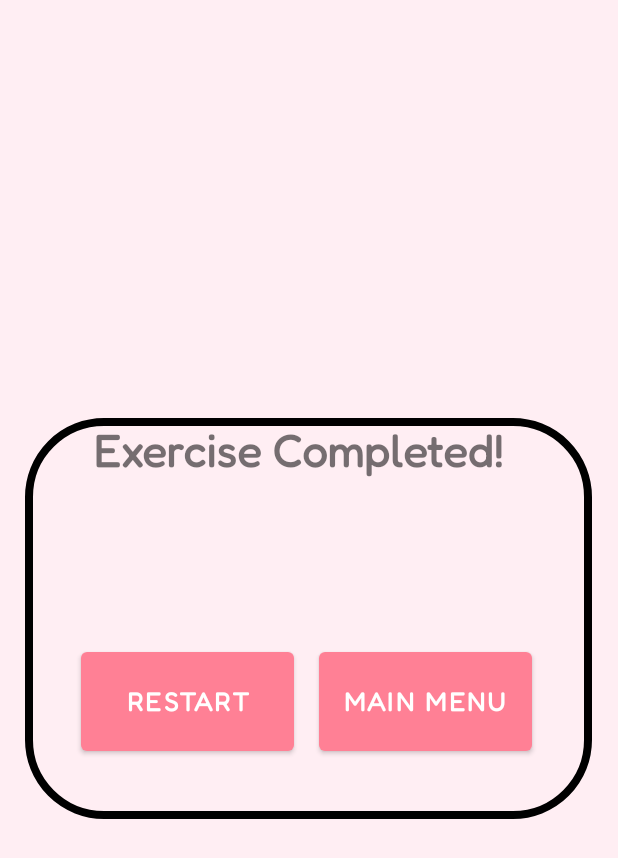
After one commit to clarine24/SEGP_G11B, an Android app: the BT_end_prompt screen opened directly, with no data from a screen before it, on a phone screen of 412 x 824 dp. The commit adds this screen. Shown: the top 858 px of the screen. Run offline under Robolectric (Android 15) with nearby library versions, the phone set to English and light mode, and no system bars.

Commit message:
add new page for end prompt of breathing technique

```diff
--- a/app/src/main/AndroidManifest.xml
+++ b/app/src/main/AndroidManifest.xml
@@ -10,7 +10,7 @@
         android:supportsRtl="true"
         android:theme="@style/Theme.Rewire">
         <activity
-            android:name=".BT_prompt"
+            android:name=".BT_start_prompt"
             android:exported="true"
             android:launchMode="singleTask" />
         <activity
@@ -34,6 +34,10 @@
             android:exported="true"
             android:launchMode="singleTask"/>
         <activity
+            android:name=".BT_end_prompt"
+            android:exported="true"
+            android:launchMode="singleTask"/>
+        <activity
             android:name=".MainActivity"
             android:exported="true"
             android:launchMode="singleInstance">
--- /dev/null
+++ b/app/src/main/java/com/example/rewire/BT_end_prompt.java
@@ -0,0 +1,14 @@
+package com.example.rewire;
+
+import androidx.appcompat.app.AppCompatActivity;
+
+import android.os.Bundle;
+
+public class BT_end_prompt extends AppCompatActivity {
+
+    @Override
+    protected void onCreate(Bundle savedInstanceState) {
+        super.onCreate(savedInstanceState);
+        setContentView(R.layout.activity_breathing_technique_end_prompt);
+    }
+}
--- a/app/src/main/java/com/example/rewire/BT_prompt.java
+++ b/app/src/main/java/com/example/rewire/BT_start_prompt.java
@@ -8,7 +8,7 @@ import android.widget.TextView;
 
 import androidx.appcompat.app.AppCompatActivity;
 
-public class BT_prompt extends AppCompatActivity {
+public class BT_start_prompt extends AppCompatActivity {
 
     SeekBar bt_input_seekBar;
     TextView bt_numberOfRoundsInput;
@@ -16,7 +16,7 @@ public class BT_prompt extends AppCompatActivity {
     @Override
     protected void onCreate(Bundle savedInstanceState) {
         super.onCreate(savedInstanceState);
-        setContentView(R.layout.activity_breathing_technique_prompt);
+        setContentView(R.layout.activity_breathing_technique_start_prompt);
 
         Header header = findViewById(R.id.header);
         header.initHeader();
--- a/app/src/main/java/com/example/rewire/MainActivity.java
+++ b/app/src/main/java/com/example/rewire/MainActivity.java
@@ -27,7 +27,7 @@ public class MainActivity extends AppCompatActivity {
         });
 
         breathing_btn.setOnClickListener(v -> {
-            Intent intent = new Intent(MainActivity.this, BT_prompt.class);
+            Intent intent = new Intent(MainActivity.this, BT_start_prompt.class);
             startActivity(intent);
         });
     }
--- /dev/null
+++ b/app/src/main/res/layout/activity_breathing_technique_end_prompt.xml
@@ -0,0 +1,147 @@
+<?xml version="1.0" encoding="utf-8"?>
+<androidx.constraintlayout.widget.ConstraintLayout xmlns:android="http://schemas.android.com/apk/res/android"
+    xmlns:app="http://schemas.android.com/apk/res-auto"
+    xmlns:tools="http://schemas.android.com/tools"
+    android:layout_width="match_parent"
+    android:layout_height="match_parent"
+    tools:context=".BT_end_prompt"
+    android:background="@color/light_pink">
+
+    <com.example.rewire.Header
+        android:id="@+id/header"
+        android:layout_width="match_parent"
+        android:layout_height="match_parent" />
+
+    <TextView
+        android:layout_width="378dp"
+        android:layout_height="267dp"
+        android:background="@drawable/bt_box"
+        app:layout_constraintBottom_toBottomOf="parent"
+        app:layout_constraintHorizontal_bias="0.484"
+        app:layout_constraintLeft_toLeftOf="parent"
+        app:layout_constraintRight_toRightOf="parent"
+        app:layout_constraintTop_toTopOf="parent" />
+
+    <!--
+    <ImageView
+        android:id="@+id/hbg_menu"
+        android:layout_width="48dp"
+        android:layout_height="48dp"
+        android:layout_marginTop="10dp"
+        android:layout_marginEnd="10dp"
+        android:clickable="true"
+        android:visibility="visible"
+        app:layout_constraintEnd_toEndOf="parent"
+        app:layout_constraintTop_toTopOf="parent"
+        app:srcCompat="@drawable/hbg_menu_icon" />
+
+    <ImageView
+        android:id="@+id/hbg_menu_close"
+        android:layout_width="48dp"
+        android:layout_height="48dp"
+        android:layout_marginTop="10dp"
+        android:layout_marginEnd="10dp"
+        android:clickable="true"
+        android:visibility="invisible"
+        app:layout_constraintEnd_toEndOf="parent"
+        app:layout_constraintTop_toTopOf="parent"
+        app:srcCompat="@drawable/close_icon" />
+
+    <ImageView
+        android:id="@+id/hbg_menu_info"
+        android:layout_width="48dp"
+        android:layout_height="48dp"
+        android:layout_marginTop="10dp"
+        android:layout_marginEnd="75dp"
+        android:clickable="true"
+        android:visibility="invisible"
+        app:layout_constraintEnd_toEndOf="parent"
+        app:layout_constraintTop_toTopOf="parent"
+        app:srcCompat="@drawable/info_icon" />
+
+    <ImageView
+        android:id="@+id/hbg_menu_doc"
+        android:layout_width="48dp"
+        android:layout_height="48dp"
+        android:layout_marginTop="10dp"
+        android:layout_marginEnd="140dp"
+        android:clickable="true"
+        android:visibility="invisible"
+        app:layout_constraintEnd_toEndOf="parent"
+        app:layout_constraintTop_toTopOf="parent"
+        app:srcCompat="@drawable/doc_icon" />
+
+    <ImageView
+        android:id="@+id/hbg_menu_vol"
+        android:layout_width="48dp"
+        android:layout_height="48dp"
+        android:layout_marginTop="10dp"
+        android:layout_marginEnd="205dp"
+        android:clickable="true"
+        android:visibility="invisible"
+        app:layout_constraintEnd_toEndOf="parent"
+        app:layout_constraintTop_toTopOf="parent"
+        app:srcCompat="@drawable/vol_icon" />
+
+    <ImageView
+        android:id="@+id/home_icon"
+        android:layout_width="48dp"
+        android:layout_height="48dp"
+        android:layout_marginTop="8dp"
+        android:layout_marginEnd="344dp"
+        android:clickable="true"
+        app:layout_constraintEnd_toEndOf="parent"
+        app:layout_constraintTop_toTopOf="parent"
+        app:srcCompat="@drawable/home_icon" />
+        -->
+
+    <TextView
+        android:id="@+id/textView2"
+        android:layout_width="290dp"
+        android:layout_height="73dp"
+        android:layout_marginStart="62dp"
+        android:layout_marginTop="282dp"
+        android:layout_marginEnd="62dp"
+        android:layout_marginBottom="349dp"
+        android:text="Exercise Completed!"
+        android:fontFamily="@font/fredoka"
+        android:textSize="30sp"
+        android:textStyle="bold"
+        app:layout_constraintBottom_toBottomOf="parent"
+        app:layout_constraintEnd_toEndOf="parent"
+        app:layout_constraintHorizontal_bias="0.0"
+        app:layout_constraintStart_toStartOf="parent"
+        app:layout_constraintTop_toTopOf="parent"
+        app:layout_constraintVertical_bias="0.0" />
+
+    <Button
+        android:id="@+id/go_main_menu"
+        android:layout_width="142dp"
+        android:layout_height="78dp"
+        android:text="Main Menu"
+        android:fontFamily="@font/fredoka"
+        android:textSize="17sp"
+        android:textStyle="bold"
+        app:layout_constraintBottom_toBottomOf="parent"
+        app:layout_constraintEnd_toEndOf="parent"
+        app:layout_constraintHorizontal_bias="0.788"
+        app:layout_constraintStart_toStartOf="parent"
+        app:layout_constraintTop_toTopOf="parent"
+        app:layout_constraintVertical_bias="0.575" />
+
+    <Button
+        android:id="@+id/stay_in_breathing_page"
+        android:layout_width="142dp"
+        android:layout_height="78dp"
+        android:text="Restart"
+        android:fontFamily="@font/fredoka"
+        android:textStyle="bold"
+        android:textSize="17sp"
+        app:layout_constraintBottom_toBottomOf="parent"
+        app:layout_constraintEnd_toEndOf="parent"
+        app:layout_constraintHorizontal_bias="0.2"
+        app:layout_constraintStart_toStartOf="parent"
+        app:layout_constraintTop_toTopOf="parent"
+        app:layout_constraintVertical_bias="0.575" />
+
+</androidx.constraintlayout.widget.ConstraintLayout>
--- a/app/src/main/res/layout/activity_breathing_technique_main.xml
+++ b/app/src/main/res/layout/activity_breathing_technique_main.xml
@@ -5,7 +5,8 @@
     android:id="@+id/menuButton"
     android:layout_width="match_parent"
     android:layout_height="match_parent"
-    tools:context=".BT_main">
+    tools:context=".BT_main"
+    android:background="@color/light_pink">
 
     <com.example.rewire.Header
         android:id="@+id/header"
@@ -18,6 +19,7 @@
         android:layout_height="wrap_content"
         android:layout_marginBottom="30dp"
         android:text="State"
+        android:fontFamily="@font/fredoka"
         android:textSize="60sp"
         app:layout_constraintBottom_toBottomOf="parent"
         app:layout_constraintEnd_toEndOf="parent"
@@ -44,6 +46,7 @@
         android:layout_height="wrap_content"
         android:layout_marginTop="80dp"
         android:text="Seconds"
+        android:fontFamily="@font/fredoka"
         android:textSize="30sp"
         app:layout_constraintBottom_toBottomOf="parent"
         app:layout_constraintEnd_toEndOf="parent"
--- a/app/src/main/res/layout/activity_breathing_technique_prompt.xml
+++ b/app/src/main/res/layout/activity_breathing_technique_start_prompt.xml
@@ -4,12 +4,15 @@
     xmlns:tools="http://schemas.android.com/tools"
     android:layout_width="match_parent"
     android:layout_height="match_parent"
-    tools:context=".BT_prompt">
+    tools:context=".BT_start_prompt"
+    android:background="@color/light_pink">
 
     <com.example.rewire.Header
         android:id="@+id/header"
         android:layout_width="match_parent"
-        android:layout_height="match_parent" />
+        android:layout_height="match_parent"
+        tools:layout_editor_absoluteX="0dp"
+        tools:layout_editor_absoluteY="73dp" />
 
     <TextView
         android:id="@+id/bt_prompt_box"
@@ -28,6 +31,7 @@
         android:layout_marginBottom="150dp"
         android:gravity="center"
         android:text="Please insert the number of rounds"
+        android:fontFamily="@font/fredoka"
         android:textSize="30sp"
         app:layout_constraintBottom_toBottomOf="parent"
         app:layout_constraintEnd_toEndOf="parent"
@@ -40,6 +44,7 @@
         android:layout_height="wrap_content"
         android:layout_marginTop="200dp"
         android:text="OK"
+        android:fontFamily="@font/fredoka"
         android:textSize="25sp"
         app:layout_constraintBottom_toBottomOf="parent"
         app:layout_constraintEnd_toEndOf="parent"
@@ -69,6 +74,7 @@
         android:layout_height="50dp"
         android:gravity="center"
         android:text="5"
+        android:fontFamily="@font/fredoka"
         android:textSize="25sp"
         android:textStyle="bold"
         app:layout_constraintBottom_toBottomOf="parent"
--- a/app/src/main/res/layout/activity_cbt_question_answer.xml
+++ b/app/src/main/res/layout/activity_cbt_question_answer.xml
@@ -18,6 +18,8 @@
         android:layout_height="120dp"
         android:layout_marginBottom="28dp"
         android:text="Option C"
+        android:textSize="34sp"
+        android:fontFamily="@font/fredoka"
         app:layout_constraintBottom_toBottomOf="parent"
         app:layout_constraintEnd_toEndOf="parent"
         app:layout_constraintHorizontal_bias="0.493"
@@ -28,6 +30,8 @@
         android:layout_width="336dp"
         android:layout_height="120dp"
         android:text="Option B"
+        android:textSize="34sp"
+        android:fontFamily="@font/fredoka"
         app:layout_constraintBottom_toTopOf="@+id/optionC"
         app:layout_constraintEnd_toEndOf="parent"
         app:layout_constraintHorizontal_bias="0.506"
@@ -39,6 +43,8 @@
         android:layout_height="120dp"
         android:layout_marginTop="24dp"
         android:text="Option A"
+        android:textSize="34sp"
+        android:fontFamily="@font/fredoka"
         app:layout_constraintEnd_toEndOf="parent"
         app:layout_constraintHorizontal_bias="0.506"
         app:layout_constraintStart_toStartOf="parent"
@@ -51,6 +57,8 @@
         android:layout_marginTop="40dp"
         android:gravity="center"
         android:text="question here"
+        android:textSize="50sp"
+        android:fontFamily="@font/fredoka"
         app:layout_constraintEnd_toEndOf="parent"
         app:layout_constraintHorizontal_bias="0.49"
         app:layout_constraintStart_toStartOf="parent"
--- a/app/src/main/res/layout/activity_in_game_educationalpage.xml
+++ b/app/src/main/res/layout/activity_in_game_educationalpage.xml
@@ -16,7 +16,7 @@
         android:layout_width="350dp"
         android:layout_height="500dp"
         android:background="@drawable/bt_box"
-        android:fontFamily="sans-serif-condensed"
+        android:fontFamily="@font/fredoka"
         android:text="Educational Information"
         android:textAlignment="center"
         android:textSize="45sp"
```
